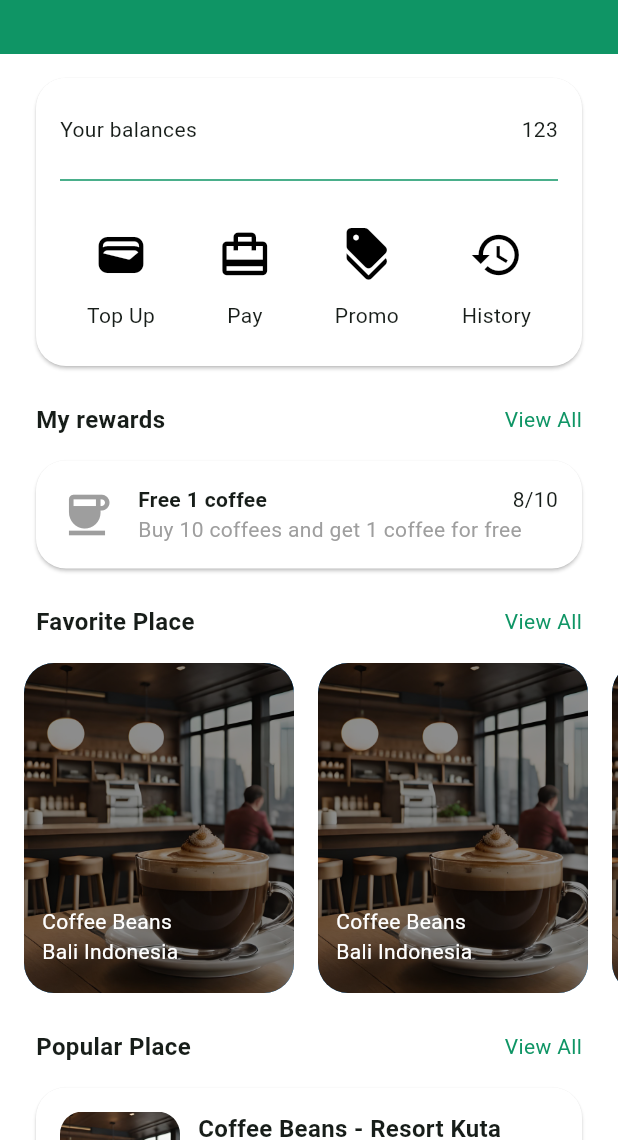
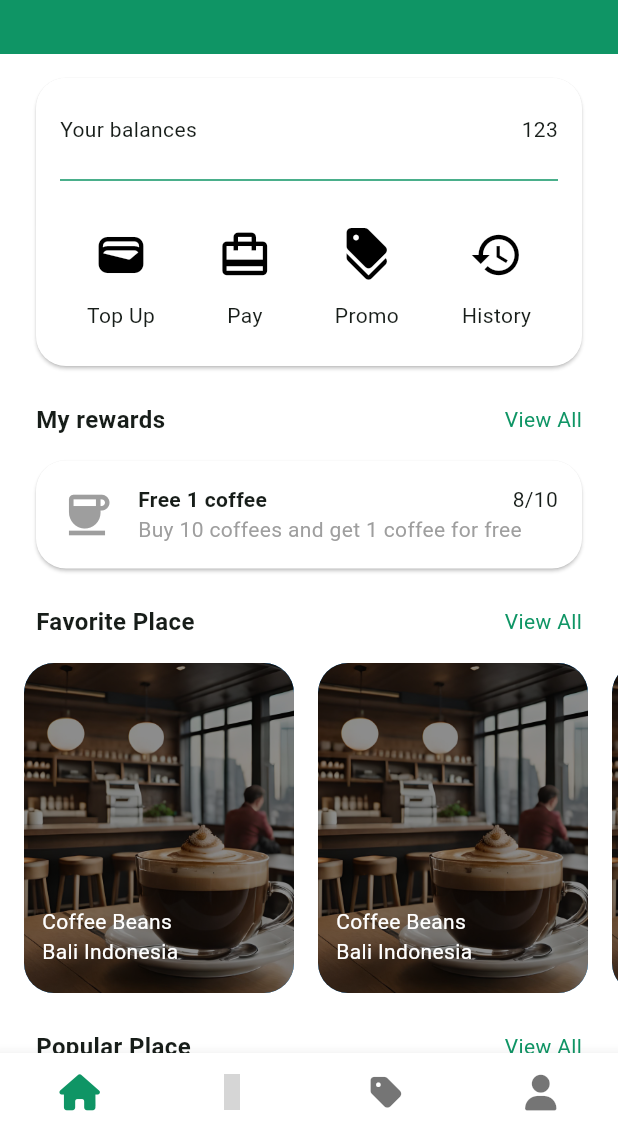
Before and after one commit to dragonkorn/coffee-shop-app, a Flutter app: the CoffeeHomeScreen screen opened by its route, on a phone screen of 412 x 824 dp, the part 96-1236 px from its top. Run offline on Flutter 3.47's test engine with Material 3 defaults, Android fonts, the phone set to English and light mode, and no system bars; our stand-ins replace flutter_svg, icons_plus; grey boxes are pictures that could not be loaded.

Commit message:
add btmTabBar to home and move widgets file

```diff
--- a/lib/presentations/screens/home_screen/home_screen.dart
+++ b/lib/presentations/screens/home_screen/home_screen.dart
@@ -1,9 +1,6 @@
+import 'package:coffee_shop_app/presentations/screens/home_screen/widgets/home_tab_view.dart';
 import 'package:flutter/material.dart';
-
-import '../../widgets/home_screen/favorite_place_card.dart';
-import '../../widgets/home_screen/home_title.dart';
-import '../../widgets/home_screen/payment_menu_icon.dart';
-import '../../widgets/home_screen/popular_place_card.dart';
+import 'package:icons_plus/icons_plus.dart';
 
 class CoffeeHomeScreen extends StatefulWidget {
   const CoffeeHomeScreen({super.key, required this.title});
@@ -23,7 +20,17 @@ class CoffeeHomeScreen extends StatefulWidget {
   State<CoffeeHomeScreen> createState() => _CoffeeHomeScreenState();
 }
 
-class _CoffeeHomeScreenState extends State<CoffeeHomeScreen> {
+class _CoffeeHomeScreenState extends State<CoffeeHomeScreen>
+    with SingleTickerProviderStateMixin {
+  late TabController _tabController;
+  int _selectedIndex = 0;
+
+  @override
+  void initState() {
+    _tabController = TabController(length: 4, vsync: this);
+    super.initState();
+  }
+
   @override
   Widget build(BuildContext context) {
     final colorScheme = Theme.of(context).colorScheme;
@@ -43,167 +50,60 @@ class _CoffeeHomeScreenState extends State<CoffeeHomeScreen> {
           ),
         ),
       ),
-      body: Center(
-        child: SingleChildScrollView(
-          child: Column(
-            crossAxisAlignment: CrossAxisAlignment.start,
-            children: [
-              Card(
-                margin: const EdgeInsets.only(left: 24, right: 24, top: 16),
-                shape: RoundedRectangleBorder(
-                    borderRadius: BorderRadius.circular(20)),
-                child: Column(
-                  mainAxisSize: MainAxisSize.min,
-                  children: [
-                    const Padding(
-                      padding: EdgeInsets.only(
-                          top: 24, left: 16, right: 16, bottom: 16),
-                      child: Row(
-                        mainAxisAlignment: MainAxisAlignment.spaceBetween,
-                        children: [Text("Your balances"), Text("123")],
+      body: TabBarView(
+        controller: _tabController,
+        children: const <Widget>[
+          HomeTabView(),
+          Center(
+            child: Text("Find your best Cafe"),
           ),
+          Center(
+            child: Text("Promo"),
           ),
-                    Padding(
-                      padding: const EdgeInsets.only(
-                          left: 16, right: 16, bottom: 16),
-                      child: Divider(
-                        color: Theme.of(context).colorScheme.primary,
-                      ),
-                    ),
-                    const Row(
-                      mainAxisAlignment: MainAxisAlignment.spaceEvenly,
-                      children: [
-                        PaymentMenuIcon(
-                          iconRes: Icons.wallet,
-                          iconTitle: "Top Up",
-                        ),
-                        PaymentMenuIcon(
-                          iconRes: Icons.wallet_travel,
-                          iconTitle: "Pay",
-                        ),
-                        PaymentMenuIcon(
-                          iconRes: Icons.discount,
-                          iconTitle: "Promo",
-                        ),
-                        PaymentMenuIcon(
-                          iconRes: Icons.history,
-                          iconTitle: "History",
+          Center(
+            child: Text("Profile"),
           ),
         ],
       ),
-                    const SizedBox(
-                      height: 8,
-                    )
-                  ],
+
+      // bottomNavigationBar is a property of Scaffold
+      bottomNavigationBar: BottomNavigationBar(
+        type: BottomNavigationBarType.fixed,
+        showSelectedLabels: false,
+        showUnselectedLabels: false,
+        currentIndex: _selectedIndex,
+        onTap: (index) {
+          setState(() {
+            _selectedIndex = index;
+          });
+          _tabController.animateTo(index);
+        },
+        backgroundColor: colorScheme.surface,
+        items: const <BottomNavigationBarItem>[
+          BottomNavigationBarItem(
+            icon: Icon(FontAwesome.house_solid),
+            label: 'Home',
+            backgroundColor: Colors.white,
           ),
+          BottomNavigationBarItem(
+            icon: Icon(ZondIcons.coffee),
+            // icon: Icon(PixelArtIcons.coffee),
+            label: 'Favorite',
+            backgroundColor: Colors.white,
           ),
-              const HomeTitle(
-                homeTitleName: "My rewards",
+          BottomNavigationBarItem(
+            icon: Icon(FontAwesome.tag_solid),
+            // icon: Icon(PixelArtIcons.coffee),
+            label: 'Favorite',
+            backgroundColor: Colors.white,
           ),
-              Card(
-                margin: const EdgeInsets.symmetric(horizontal: 24),
-                shape: RoundedRectangleBorder(
-                    borderRadius: BorderRadius.circular(20)),
-                child: const Padding(
-                  padding: EdgeInsets.all(16.0),
-                  child: Row(
-                    mainAxisSize: MainAxisSize.max,
-                    mainAxisAlignment: MainAxisAlignment.spaceBetween,
-                    children: [
-                      Icon(
-                        Icons.coffee,
-                        color: Colors.grey,
-                        size: 36.0,
-                        semanticLabel:
-                            'Text to announce in accessibility modes',
-                      ),
-                      Expanded(
-                        flex: 1,
-                        child: Padding(
-                          padding: EdgeInsets.only(left: 16),
-                          child: Column(
-                            mainAxisSize: MainAxisSize.min,
-                            crossAxisAlignment: CrossAxisAlignment.start,
-                            children: [
-                              Row(
-                                mainAxisSize: MainAxisSize.max,
-                                mainAxisAlignment:
-                                    MainAxisAlignment.spaceBetween,
-                                children: [
-                                  Text(
-                                    "Free 1 coffee",
-                                    style:
-                                        TextStyle(fontWeight: FontWeight.bold),
-                                  ),
-                                  Text("8/10")
-                                ],
-                              ),
-                              Text(
-                                "Buy 10 coffees and get 1 coffee for free",
-                                style: TextStyle(color: Colors.grey),
-                                overflow: TextOverflow.ellipsis,
-                              )
-                            ],
-                          ),
-                        ),
-                      )
-                    ],
-                  ),
-                ),
-              ),
-              const HomeTitle(
-                homeTitleName: "Favorite Place",
-              ),
-              const SingleChildScrollView(
-                scrollDirection: Axis.horizontal,
-                padding: EdgeInsets.only(left: 16),
-                child: Row(
-                  mainAxisSize: MainAxisSize.min,
-                  mainAxisAlignment: MainAxisAlignment.start,
-                  children: [
-                    FavoritePlaceCard(
-                      imagePath: 'assets/images/coffee_shop.jpg',
-                      placeName: 'Coffee Beans',
-                      location: 'Bali Indonesia',
-                    ),
-                    FavoritePlaceCard(
-                      imagePath: 'assets/images/coffee_shop.jpg',
-                      placeName: 'Coffee Beans',
-                      location: 'Bali Indonesia',
-                    ),
-                    FavoritePlaceCard(
-                      imagePath: 'assets/images/coffee_shop.jpg',
-                      placeName: 'Coffee Beans',
-                      location: 'Bali Indonesia',
+          BottomNavigationBarItem(
+            icon: Icon(FontAwesome.user_solid),
+            label: 'Profile',
+            backgroundColor: Colors.white,
           ),
         ],
-                ),
-              ),
-              const HomeTitle(
-                homeTitleName: "Popular Place",
-              ),
-              const PopularPlaceCard(
-                imagePath: '',
-                placeName: 'Coffee Beans - Resort Kuta',
-                reviewScore: '4.9',
-                desc:
-                    'loremloremloremloremloremloremloremloremloremloremloremloremloremloremloremloremloremloremloremloremlorem',
-              ),
-              const PopularPlaceCard(
-                imagePath: '',
-                placeName: 'Coffee Beans - Mandalika\'s',
-                reviewScore: '4.7',
-                desc: 'lorem',
-              ),
-              const PopularPlaceCard(
-                imagePath: '',
-                placeName: 'Coffee Beans - Street View',
-                reviewScore: '4.3',
-                desc: 'lorem',
-              ),
-            ],
-          ),
-        ),
+        selectedItemColor: Theme.of(context).colorScheme.primary,
       ),
     );
   }
--- /dev/null
+++ b/lib/presentations/screens/home_screen/widgets/home_tab_view.dart
@@ -0,0 +1,171 @@
+import 'package:coffee_shop_app/presentations/widgets/index.dart';
+import 'package:flutter/material.dart';
+
+class HomeTabView extends StatelessWidget {
+  const HomeTabView({
+    super.key,
+  });
+
+  @override
+  Widget build(BuildContext context) {
+    return Center(
+      child: SingleChildScrollView(
+        child: Column(
+          crossAxisAlignment: CrossAxisAlignment.start,
+          children: [
+            Card(
+              margin: const EdgeInsets.only(left: 24, right: 24, top: 16),
+              shape: RoundedRectangleBorder(
+                  borderRadius: BorderRadius.circular(20)),
+              child: Column(
+                mainAxisSize: MainAxisSize.min,
+                children: [
+                  const Padding(
+                    padding: EdgeInsets.only(
+                        top: 24, left: 16, right: 16, bottom: 16),
+                    child: Row(
+                      mainAxisAlignment: MainAxisAlignment.spaceBetween,
+                      children: [Text("Your balances"), Text("123")],
+                    ),
+                  ),
+                  Padding(
+                    padding:
+                        const EdgeInsets.only(left: 16, right: 16, bottom: 16),
+                    child: Divider(
+                      color: Theme.of(context).colorScheme.primary,
+                    ),
+                  ),
+                  const Row(
+                    mainAxisAlignment: MainAxisAlignment.spaceEvenly,
+                    children: [
+                      PaymentMenuIcon(
+                        iconRes: Icons.wallet,
+                        iconTitle: "Top Up",
+                      ),
+                      PaymentMenuIcon(
+                        iconRes: Icons.wallet_travel,
+                        iconTitle: "Pay",
+                      ),
+                      PaymentMenuIcon(
+                        iconRes: Icons.discount,
+                        iconTitle: "Promo",
+                      ),
+                      PaymentMenuIcon(
+                        iconRes: Icons.history,
+                        iconTitle: "History",
+                      ),
+                    ],
+                  ),
+                  const SizedBox(
+                    height: 8,
+                  )
+                ],
+              ),
+            ),
+            const HomeTitle(
+              homeTitleName: "My rewards",
+            ),
+            Card(
+              margin: const EdgeInsets.symmetric(horizontal: 24),
+              shape: RoundedRectangleBorder(
+                  borderRadius: BorderRadius.circular(20)),
+              child: const Padding(
+                padding: EdgeInsets.all(16.0),
+                child: Row(
+                  mainAxisSize: MainAxisSize.max,
+                  mainAxisAlignment: MainAxisAlignment.spaceBetween,
+                  children: [
+                    Icon(
+                      Icons.coffee,
+                      color: Colors.grey,
+                      size: 36.0,
+                      semanticLabel: 'Text to announce in accessibility modes',
+                    ),
+                    Expanded(
+                      flex: 1,
+                      child: Padding(
+                        padding: EdgeInsets.only(left: 16),
+                        child: Column(
+                          mainAxisSize: MainAxisSize.min,
+                          crossAxisAlignment: CrossAxisAlignment.start,
+                          children: [
+                            Row(
+                              mainAxisSize: MainAxisSize.max,
+                              mainAxisAlignment: MainAxisAlignment.spaceBetween,
+                              children: [
+                                Text(
+                                  "Free 1 coffee",
+                                  style: TextStyle(fontWeight: FontWeight.bold),
+                                ),
+                                Text("8/10")
+                              ],
+                            ),
+                            Text(
+                              "Buy 10 coffees and get 1 coffee for free",
+                              style: TextStyle(color: Colors.grey),
+                              overflow: TextOverflow.ellipsis,
+                            )
+                          ],
+                        ),
+                      ),
+                    )
+                  ],
+                ),
+              ),
+            ),
+            const HomeTitle(
+              homeTitleName: "Favorite Place",
+            ),
+            const SingleChildScrollView(
+              scrollDirection: Axis.horizontal,
+              padding: EdgeInsets.only(left: 16),
+              child: Row(
+                mainAxisSize: MainAxisSize.min,
+                mainAxisAlignment: MainAxisAlignment.start,
+                children: [
+                  FavoritePlaceCard(
+                    imagePath: 'assets/images/coffee_shop.jpg',
+                    placeName: 'Coffee Beans',
+                    location: 'Bali Indonesia',
+                  ),
+                  FavoritePlaceCard(
+                    imagePath: 'assets/images/coffee_shop.jpg',
+                    placeName: 'Coffee Beans',
+                    location: 'Bali Indonesia',
+                  ),
+                  FavoritePlaceCard(
+                    imagePath: 'assets/images/coffee_shop.jpg',
+                    placeName: 'Coffee Beans',
+                    location: 'Bali Indonesia',
+                  ),
+                ],
+              ),
+            ),
+            const HomeTitle(
+              homeTitleName: "Popular Place",
+            ),
+            const PopularPlaceCard(
+              imagePath: '',
+              placeName: 'Coffee Beans - Resort Kuta',
+              reviewScore: '4.9',
+              desc:
+                  'loremloremloremloremloremloremloremloremloremloremloremloremloremloremloremloremloremloremloremloremlorem',
+            ),
+            const PopularPlaceCard(
+              imagePath: '',
+              placeName: 'Coffee Beans - Mandalika\'s',
+              reviewScore: '4.7',
+              desc: 'lorem',
+            ),
+            const PopularPlaceCard(
+              imagePath: '',
+              placeName: 'Coffee Beans - Street View',
+              reviewScore: '4.3',
+              desc: 'lorem',
+            ),
+          ],
+        ),
+      ),
+    );
+  }
+}
--- /dev/null
+++ b/lib/presentations/widgets/index.dart
@@ -0,0 +1,4 @@
+export 'package:coffee_shop_app/presentations/widgets/favorite_place_card.dart';
+export 'package:coffee_shop_app/presentations/widgets/home_title.dart';
+export 'package:coffee_shop_app/presentations/widgets/payment_menu_icon.dart';
+export 'package:coffee_shop_app/presentations/widgets/popular_place_card.dart';
```
Also changed, not shown: lib/presentations/widgets/favorite_place_card.dart (renamed from lib/presentations/widgets/home_screen/favorite_place_card.dart), lib/presentations/widgets/home_title.dart (renamed from lib/presentations/widgets/home_screen/home_title.dart), lib/presentations/widgets/payment_menu_icon.dart (renamed from lib/presentations/widgets/home_screen/payment_menu_icon.dart), lib/presentations/widgets/popular_place_card.dart (renamed from lib/presentations/widgets/home_screen/popular_place_card.dart). Lines whose indentation alone changed are shown as unchanged.
